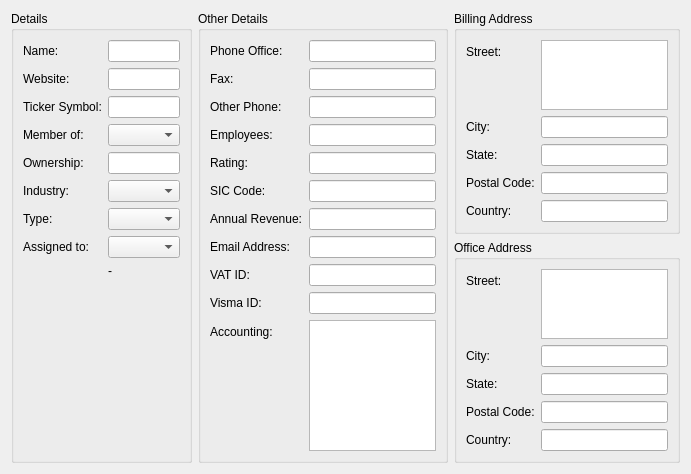
Old version of the form client/src/details/accountdetails.ui in the repository KDAB/FatCRM.
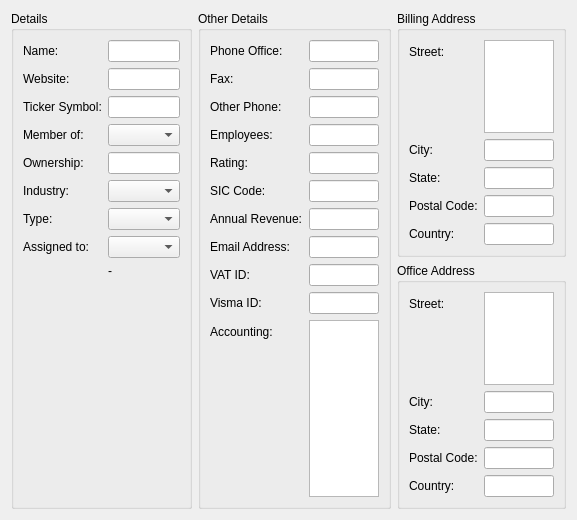
New version of the form. Custom widgets are drawn as their Qt base class.

Commit message:
Fix sizing issue (testcase: DGAC account).
No reason for the 2nd and 3rd column to behave differently.

```diff
--- a/client/src/details/accountdetails.ui
+++ b/client/src/details/accountdetails.ui
@@ -6,8 +6,8 @@
    <rect>
     <x>0</x>
     <y>0</y>
-    <width>691</width>
-    <height>444</height>
+    <width>537</width>
+    <height>520</height>
    </rect>
   </property>
   <property name="windowTitle">
@@ -300,9 +300,6 @@
       <string>Office Address</string>
      </property>
      <layout class="QFormLayout" name="formLayout_4">
-      <property name="fieldGrowthPolicy">
-       <enum>QFormLayout::ExpandingFieldsGrow</enum>
-      </property>
       <item row="0" column="0">
        <widget class="QLabel" name="label_23">
         <property name="text">
```
Left out of the diff: 2 changed lines with no effect on the pictures. The commit also changes 2 other files.
